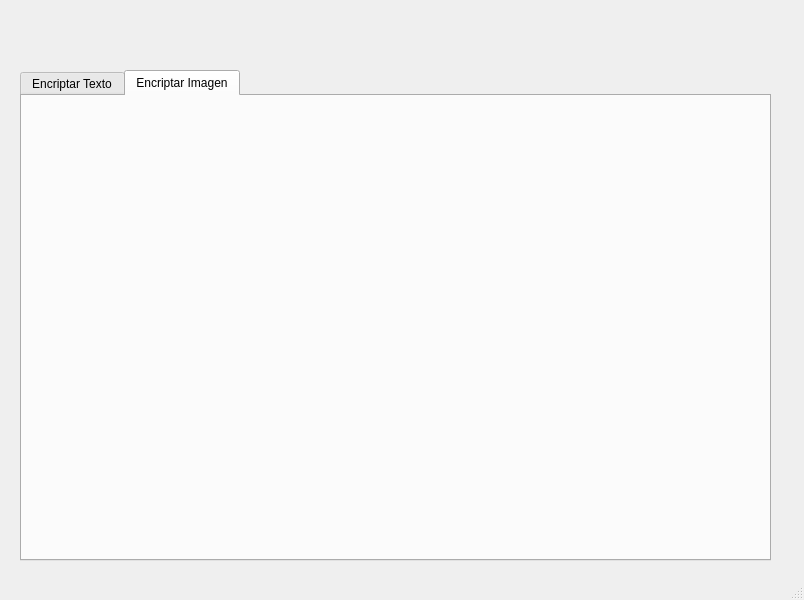
First picture: the form in Practicas Python con RICHIE/App/FormEncriptar.ui, repository Nefta11/Curso_Python, before the edit.
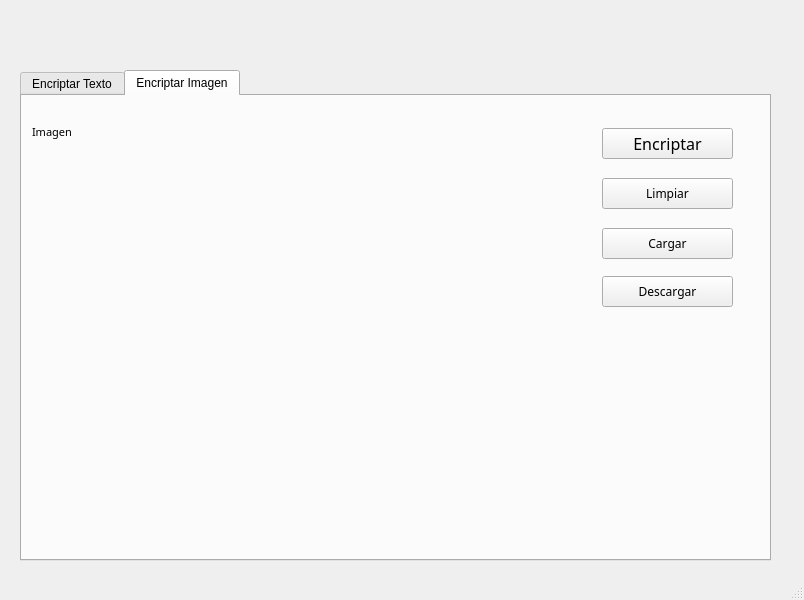
Second picture: the form after the edit. The open tabs and pages were chosen to show the change. Icons and pictures are not drawn.

Commit message: Agregar funcionalidad para encriptar imágenes: implementar nueva interfaz con botones para cargar, limpiar, encriptar y descargar imágenes.

What changed in the file:
```diff
--- a/Practicas Python con RICHIE/App/FormEncriptar.ui
+++ b/Practicas Python con RICHIE/App/FormEncriptar.ui
@@ -196,6 +196,136 @@
      <attribute name="title">
       <string>Encriptar Imagen</string>
      </attribute>
+     <widget class="QLabel" name="lblTextoPlano_2">
+      <property name="geometry">
+       <rect>
+        <x>10</x>
+        <y>10</y>
+        <width>191</width>
+        <height>51</height>
+       </rect>
+      </property>
+      <property name="font">
+       <font>
+        <family>8514oem</family>
+        <pointsize>8</pointsize>
+       </font>
+      </property>
+      <property name="text">
+       <string>Imagen</string>
+      </property>
+     </widget>
+     <widget class="QPushButton" name="btnDescargar_2">
+      <property name="geometry">
+       <rect>
+        <x>580</x>
+        <y>180</y>
+        <width>131</width>
+        <height>31</height>
+       </rect>
+      </property>
+      <property name="font">
+       <font>
+        <family>8514oem</family>
+       </font>
+      </property>
+      <property name="text">
+       <string>Descargar</string>
+      </property>
+      <property name="icon">
+       <iconset>
+        <normaloff>images/descargar.png</normaloff>images/descargar.png</iconset>
+      </property>
+     </widget>
+     <widget class="QPushButton" name="btnEncriptar_2">
+      <property name="geometry">
+       <rect>
+        <x>580</x>
+        <y>32</y>
+        <width>131</width>
+        <height>31</height>
+       </rect>
+      </property>
+      <property name="font">
+       <font>
+        <family>8514oem</family>
+        <pointsize>12</pointsize>
+       </font>
+      </property>
+      <property name="text">
+       <string>Encriptar</string>
+      </property>
+      <property name="icon">
+       <iconset>
+        <normaloff>images/candado.png</normaloff>images/candado.png</iconset>
+      </property>
+     </widget>
+     <widget class="QPushButton" name="btnLimpiar_2">
+      <property name="geometry">
+       <rect>
+        <x>580</x>
+        <y>82</y>
+        <width>131</width>
+        <height>31</height>
+       </rect>
+      </property>
+      <property name="font">
+       <font>
+        <family>8514oem</family>
+       </font>
+      </property>
+      <property name="text">
+       <string>Limpiar</string>
+      </property>
+      <property name="icon">
+       <iconset>
+        <normaloff>images/clean.png</normaloff>images/clean.png</iconset>
+      </property>
+     </widget>
+     <widget class="QPushButton" name="btnCargar_2">
+      <property name="geometry">
+       <rect>
+        <x>580</x>
+        <y>132</y>
+        <width>131</width>
+        <height>31</height>
+       </rect>
+      </property>
+      <property name="font">
+       <font>
+        <family>8514oem</family>
+       </font>
+      </property>
+      <property name="text">
+       <string>Cargar</string>
+      </property>
+      <property name="icon">
+       <iconset>
+        <normaloff>images/cargar.png</normaloff>images/cargar.png</iconset>
+      </property>
+     </widget>
+     <widget class="QLabel" name="label">
+      <property name="geometry">
+       <rect>
+        <x>20</x>
+        <y>70</y>
+        <width>431</width>
+        <height>281</height>
+       </rect>
+      </property>
+      <property name="text">
+       <string/>
+      </property>
+      <property name="pixmap">
+       <pixmap>../../../../../../.designer/backup/picture.jpg</pixmap>
+      </property>
+      <property name="scaledContents">
+       <bool>true</bool>
+      </property>
+      <property name="wordWrap">
+       <bool>true</bool>
+      </property>
+     </widget>
     </widget>
    </widget>
   </widget>
```
Left out of the diff: 4 changed lines with no effect on the pictures. The commit also changes 3 other files.
